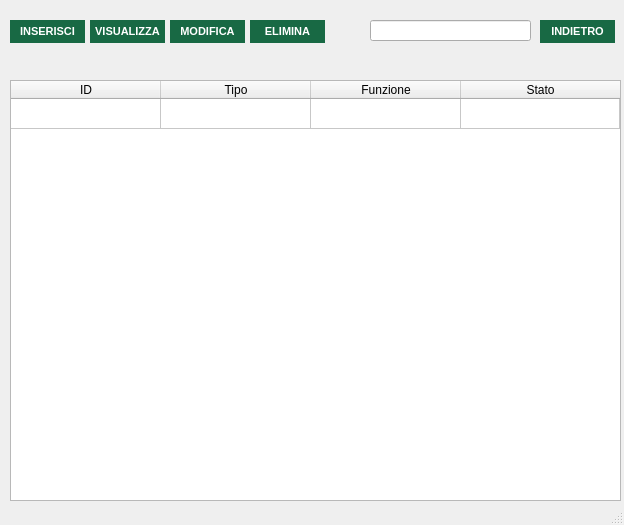
The window that src/main/gui/mezzi.ui (OT-Rax/AnconAmbiente) describes before a commit, drawn with Qt 5.
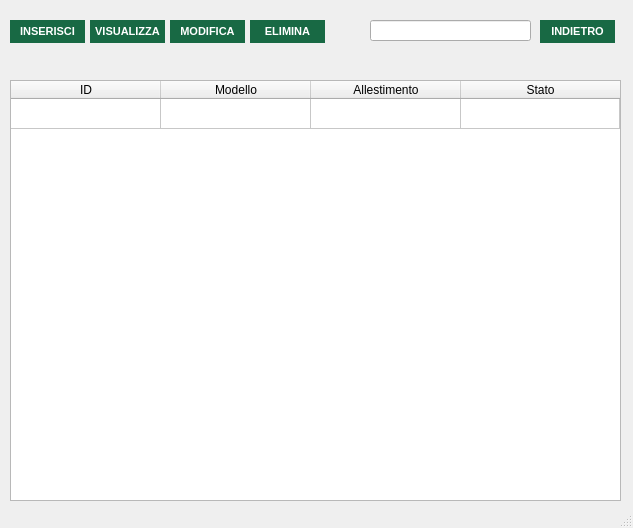
The same window after the commit. Icons and pictures are not drawn.

Commit message: Aggiornamento gui mezzi

```diff
--- a/src/main/gui/mezzi.ui
+++ b/src/main/gui/mezzi.ui
@@ -6,8 +6,8 @@
    <rect>
     <x>0</x>
     <y>0</y>
-    <width>624</width>
-    <height>525</height>
+    <width>633</width>
+    <height>528</height>
    </rect>
   </property>
   <property name="windowTitle">
@@ -127,12 +127,12 @@
     </column>
     <column>
      <property name="text">
-      <string>Tipo</string>
+      <string>Modello</string>
      </property>
     </column>
     <column>
      <property name="text">
-      <string>Funzione</string>
+      <string>Allestimento</string>
      </property>
     </column>
     <column>
```
Left out of the diff: 104 changed lines with no effect on the pictures. The commit also changes 4 other files.
